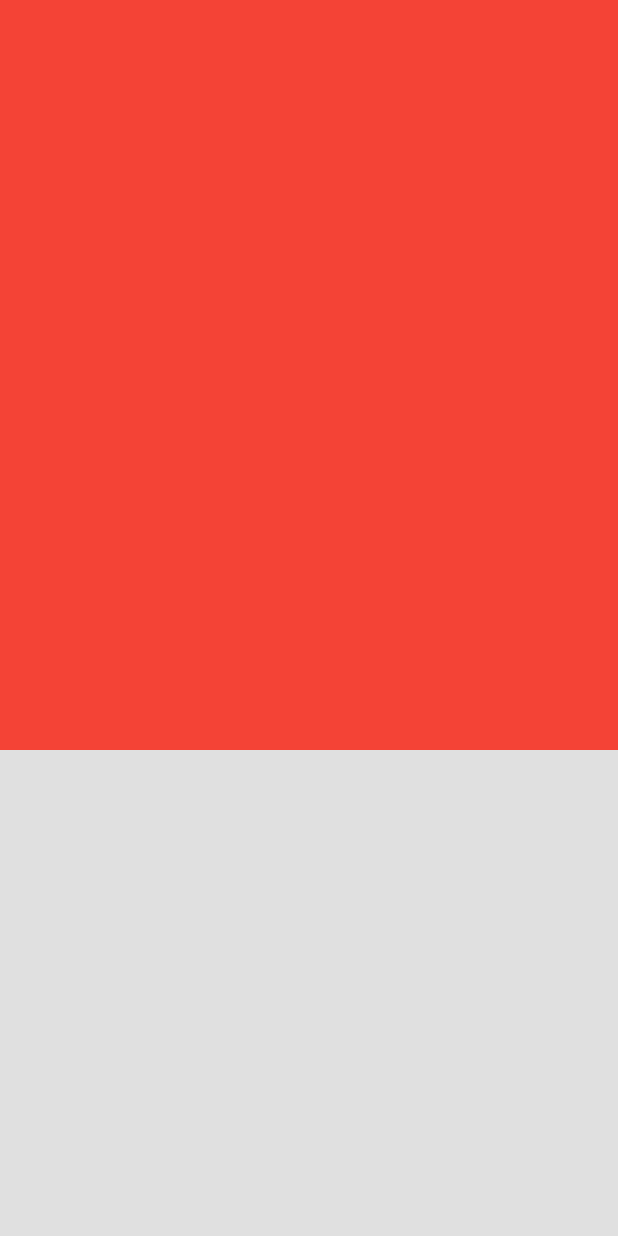
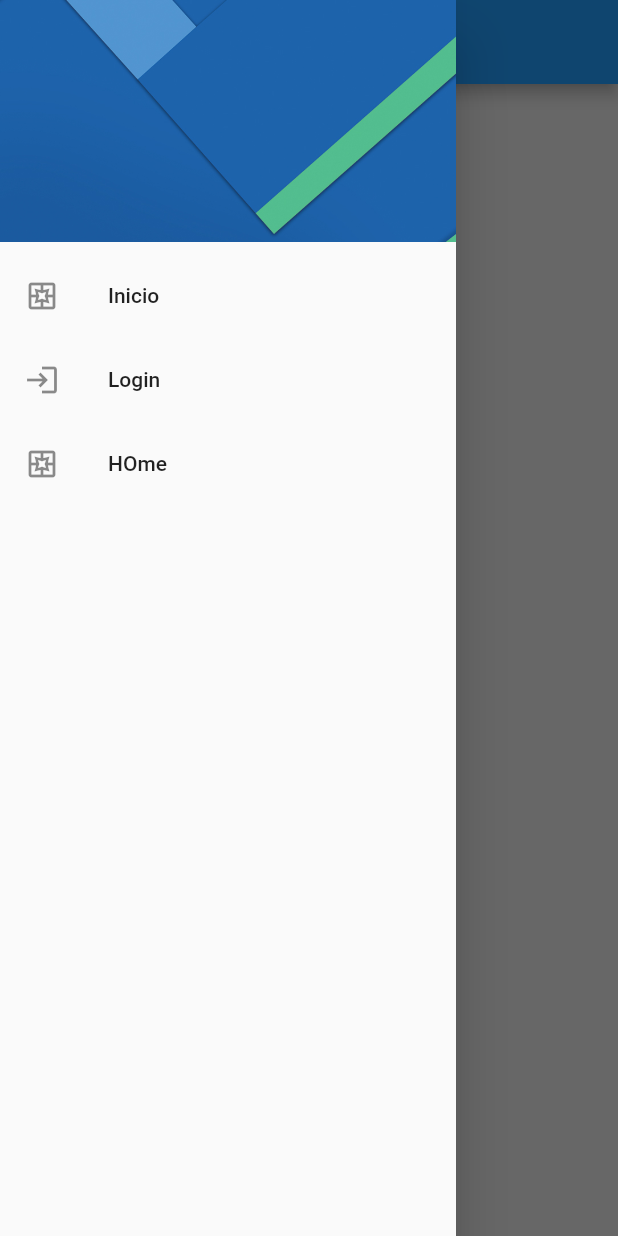
Before and after one commit to microedet/apfsvalencia, a Flutter app: the screen it shows after launch, with the side drawer open (before the commit the screen has no drawer), on a phone screen of 412 x 824 dp. Run offline on Flutter 3.47's test engine with Material 2 defaults, Android fonts, the phone set to English and light mode, and no system bars; our stand-ins replace getwidget.

Commit message:
creado menu lateral

```diff
--- a/lib/main.dart
+++ b/lib/main.dart
@@ -9,11 +9,11 @@ class MyApp extends StatelessWidget {
     return MaterialApp(
         debugShowCheckedModeBanner: false,
         title: 'APFS VALENCIA',
-        initialRoute: 'blog',
+        initialRoute: 'home',
         routes: {
           'login': (_) => LoginScreen(),
           'home': (_) => HomeScreen(),
-          'blog': (_) => BlogScreen(),
+          'detailblog': (_) => DetailBlogScreen(),
         },
         //cambiar colores
         theme: ThemeData.light()
--- a/lib/screens/blog_screen.dart
+++ /dev/null
@@ -1,20 +0,0 @@
-import 'package:apfsvalencia/widgets/widgest.dart';
-import 'package:flutter/material.dart';
-
-class BlogScreen extends StatelessWidget {
-
-  const BlogScreen({Key? key}) : super(key: key);
-
-  @override
-  Widget build(BuildContext context) {
-    return  Scaffold(
-      body: Column(
-        children: [
-
-         Card_Blog()
-        ],
-
-      ),
-    );
-  }
-}
--- /dev/null
+++ b/lib/screens/detail_blog_screen.dart
@@ -0,0 +1,15 @@
+import 'package:apfsvalencia/widgets/widgest.dart';
+import 'package:flutter/material.dart';
+
+class DetailBlogScreen extends StatelessWidget {
+  const DetailBlogScreen({Key? key}) : super(key: key);
+
+  @override
+  Widget build(BuildContext context) {
+    return const Scaffold(
+      body: Center(
+        child: Text('HomeScreen'),
+      ),
+    );
+  }
+}
--- a/lib/screens/home_screen.dart
+++ b/lib/screens/home_screen.dart
@@ -1,3 +1,4 @@
+import 'package:apfsvalencia/widgets/widgest.dart';
 import 'package:flutter/material.dart';
 
 class HomeScreen extends StatelessWidget {
@@ -6,8 +7,12 @@ class HomeScreen extends StatelessWidget {
 
   @override
   Widget build(BuildContext context) {
-    return const Scaffold(
-      body: Center(
+    return  Scaffold(
+      appBar: AppBar(
+        title: const Text('APFS VALENCIA'),
+      ),
+      drawer: SideMenu(),
+      body: const Center(
          child: Text  ('HomeScreen'),
       ),
     );
--- a/lib/screens/screens.dart
+++ b/lib/screens/screens.dart
@@ -1,3 +1,3 @@
 export 'package:apfsvalencia/screens/home_screen.dart';
 export 'package:apfsvalencia/screens/login_screen.dart';
-export 'package:apfsvalencia/screens/blog_screen.dart';
+export 'package:apfsvalencia/screens/detail_blog_screen.dart';
--- a/lib/widgets/card_blog.dart
+++ b/lib/widgets/card_blog.dart
@@ -1,15 +1,2 @@
 import 'package:flutter/material.dart';
-
-
-class Card_Blog extends StatelessWidget {
-  const Card_Blog({Key? key}) : super(key: key);
-
-  @override
-  Widget build(BuildContext context) {
-    return Container(
-      width: double.infinity,
-      height: 500,
-      color: Colors.red,
-    );
-  }
-}
+import 'package:getwidget/getwidget.dart';
--- /dev/null
+++ b/lib/widgets/side_menu.dart
@@ -0,0 +1,60 @@
+import 'package:apfsvalencia/screens/screens.dart';
+import 'package:flutter/material.dart';
+
+class SideMenu extends StatelessWidget {
+  const SideMenu({Key? key}) : super(key: key);
+
+  @override
+  Widget build(BuildContext context) {
+    return Drawer(
+      child: ListView(
+        children: [
+          _DrawerHeader(),
+          ListTile(
+            leading: const Icon(Icons.pages_outlined),
+            title: const Text('Inicio'),
+            onTap: () {
+
+            },
+
+          ),
+          ListTile(
+            leading: const Icon(Icons.login_outlined),
+            title: const Text('Login'),
+            onTap: () {
+              Navigator.pushNamed(context,'login');
+
+
+            },
+
+          ),
+          ListTile(
+            leading: const Icon(Icons.pages_outlined),
+            title: const Text('HOme'),
+            onTap: () {
+
+            },
+
+          ),
+        ],
+      ),
+    );
+  }
+}
+
+class _DrawerHeader extends StatelessWidget {
+  const _DrawerHeader({
+    Key? key,
+  }) : super(key: key);
+
+  @override
+  Widget build(BuildContext context) {
+    return DrawerHeader(
+      child: Container(),
+      decoration: BoxDecoration(
+        image: DecorationImage(
+            image: AssetImage('assets/menu-img.jpg'), fit: BoxFit.cover),
+      ),
+    );
+  }
+}
--- a/lib/widgets/widgest.dart
+++ b/lib/widgets/widgest.dart
@@ -1,3 +1,4 @@
 export  'package:apfsvalencia/widgets/auth_background.dart';
 export 'package:apfsvalencia/widgets/card_container.dart';
 export 'package:apfsvalencia/widgets/card_blog.dart';
+export 'package:apfsvalencia/widgets/side_menu.dart';
```
Also changed, not shown: lib/widgets/appbar_menu.dart (added, +71 -0 lines), pubspec.yaml (+8 -2 lines), assets/loading.gif (added), assets/menu-img.jpg (added), assets/no-image.jpg (added), pubspec.lock, 2 other files.
